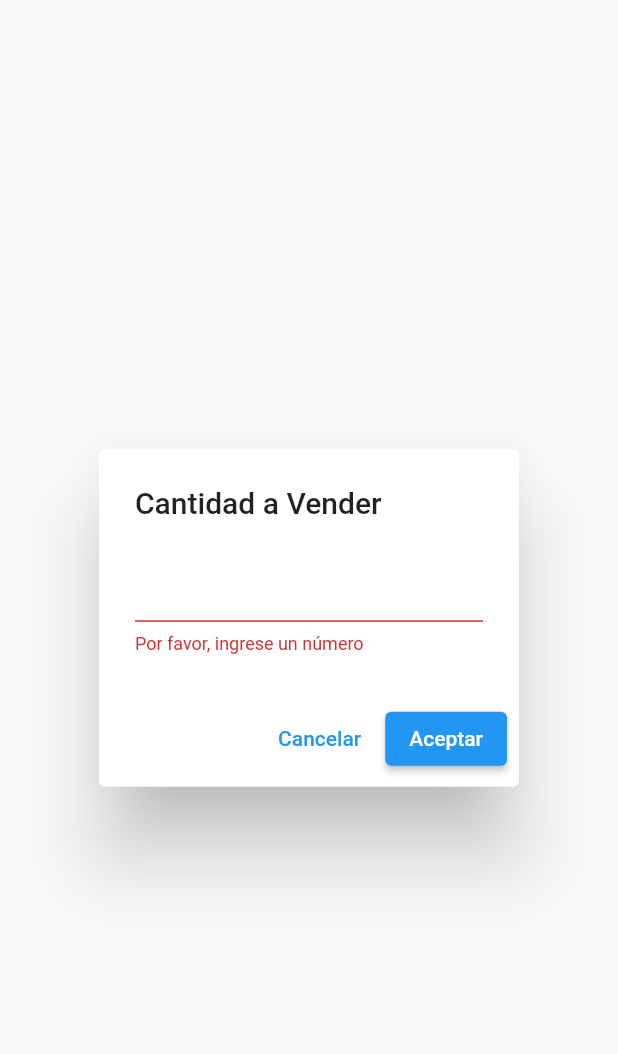
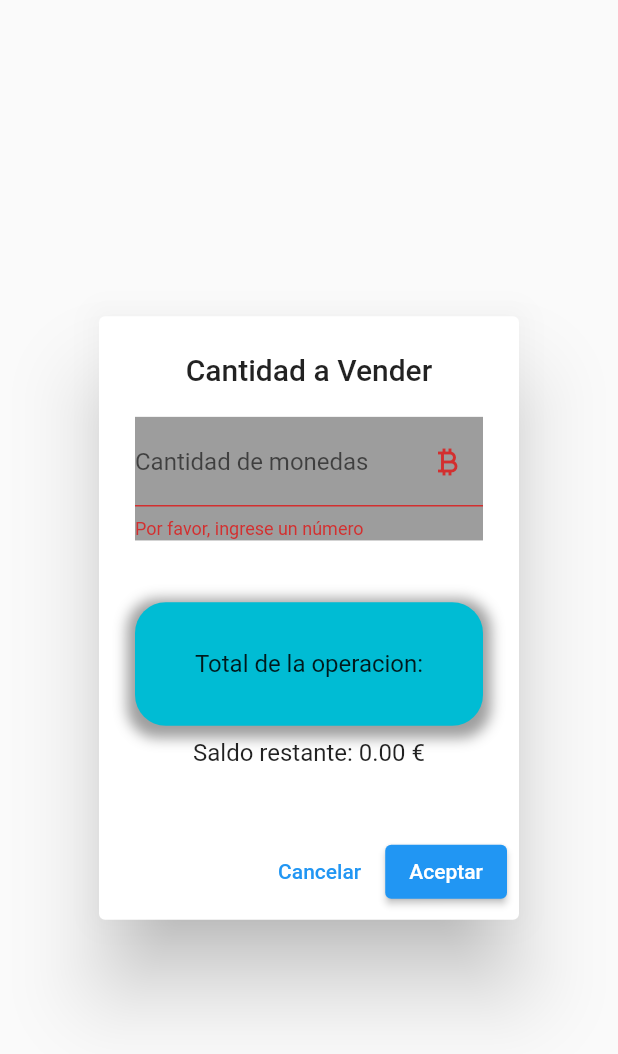
Before and after one commit to Devillzify23/exchange_emu_front, a Flutter app: the Operation widget shown alone on an empty page, opened directly, after a tap on "Aceptar", on a phone screen of 412 x 824 dp. Shown: the top 1054 px of the screen. Run offline on Flutter 3.47's test engine with Material 2 defaults, Android fonts, the phone set to English and light mode, and no system bars; our stand-ins replace shared_preferences; accounts and stored records are empty; network calls fail.

Commit message:
soy god? Es posible, cada dia lo veo mas posible

```diff
--- a/lib/preferences/shared_preferences.dart
+++ b/lib/preferences/shared_preferences.dart
@@ -6,11 +6,13 @@ class Preferences {
   static int _idUser = 0;
   static String _apodo = "";
   static bool _logged = false;
-  static String _ip = '192.168.0.187:8080';
+  static String _ip = '192.168.1.76:8080';
   static String _symbol = '';
   static String _cuenta = "";
   static String _contra = "";
   static String _opType = "";
+  static double _lastPrice = 0.0;
+  static double _saldoRestante = 0.0;
 
   static Future init() async {
     _prefs = await SharedPreferences.getInstance();
@@ -87,4 +89,22 @@ class Preferences {
     _opType = optype;
     _prefs.setString('optype', optype);
   }
+
+  static double get lastPrice {
+    return _prefs.getDouble("lastPrice") ?? _lastPrice;
+  }
+
+  static set lastPrice(double lastPrice) {
+    _lastPrice = lastPrice;
+    _prefs.setDouble('lastPrice', lastPrice);
+  }
+
+  static double get saldo {
+    return _prefs.getDouble("saldoRestante") ?? _saldoRestante;
+  }
+
+  static set saldo(double saldo) {
+    _saldoRestante = saldo;
+    _prefs.setDouble('saldoRestante', saldo);
+  }
 }
--- a/lib/providers/transaction_provider.dart
+++ b/lib/providers/transaction_provider.dart
@@ -26,15 +26,12 @@ class TransactionProvider extends ChangeNotifier {
     notifyListeners();
   }
 
-  Future<void> newOperation(TransactionLite lite) async {
+  Future<void> newOperation(TransactionLite lite, BuildContext context) async {
     print("enviando operacion");
     var url = Uri.http(Preferences.ip, 'transactions/operation');
     final transaction = lite.toJson();
-    print("Transaction");
-    print(transaction);
     final response = await http.post(url,
         body: transaction, headers: {'Content-Type': 'application/json'});
-    print(response.body);
     notifyListeners();
   }
 }
--- a/lib/providers/user_provider.dart
+++ b/lib/providers/user_provider.dart
@@ -23,6 +23,7 @@ class UserProvider extends ChangeNotifier {
     Preferences.logged = true;
     Preferences.cuenta = usuario.cuenta!;
     Preferences.contra = usuario.contra!;
+    Preferences.saldo = usuario.saldo!;
     notifyListeners();
   }
 
@@ -33,5 +34,6 @@ class UserProvider extends ChangeNotifier {
         body: userJson, headers: {'Content-Type': 'application/json'});
     usuario = User.fromJson(response.body);
     notifyListeners();
+    print(response.body);
   }
 }
--- a/lib/widgets/operation.dart
+++ b/lib/widgets/operation.dart
@@ -1,4 +1,5 @@
 import 'package:exchange_emu_front/models/transaction_send.dart';
+import 'package:exchange_emu_front/providers/currencies_provider.dart';
 import 'package:flutter/material.dart';
 import 'package:provider/provider.dart';
 
@@ -16,6 +17,8 @@ class _OperationState extends State<Operation> {
   final _formKey = GlobalKey<FormState>();
   TextEditingController _numberController = TextEditingController();
   double enteredNumber = 0.0;
+  String resultado = "Total de la operacion:";
+
   @override
   void dispose() {
     _numberController.dispose();
@@ -26,20 +29,73 @@ class _OperationState extends State<Operation> {
   Widget build(BuildContext context) {
     final transactionProvider =
         Provider.of<TransactionProvider>(context, listen: false);
-
+    final userProvider = Provider.of<UserProvider>(context, listen: false);
+    final size = MediaQuery.of(context).size;
     return AlertDialog(
-      title: Text('Cantidad a ${verOpeacion()}'),
+      title: Center(child: Text('Cantidad a ${verOpeacion()}')),
       content: Form(
         key: _formKey,
+        child: Container(
+          height: size.height * 0.3,
+          child: Column(
+            children: [
+              Container(
+                decoration: const BoxDecoration(
+                    color: Color.fromRGBO(157, 157, 157, 1), boxShadow: []),
+                height: size.height * 0.1,
+                child: Center(
                   child: TextFormField(
+                    decoration: const InputDecoration(
+                        labelText: "Cantidad de monedas",
+                        suffixIcon: Icon(Icons.currency_bitcoin_outlined)),
                     controller: _numberController,
-          keyboardType: TextInputType.numberWithOptions(decimal: true),
+                    keyboardType:
+                        TextInputType.numberWithOptions(decimal: true),
                     validator: (value) {
                       if (value == null || value.isEmpty) {
                         return 'Por favor, ingrese un número';
                       }
                       return null;
                     },
+                    onChanged: (value) {
+                      setState(() {
+                        enteredNumber =
+                            double.parse(_numberController.value.text);
+                        resultado =
+                            "Total de la operacion: ${(enteredNumber * Preferences.lastPrice).toStringAsFixed(2)} €";
+                      });
+                    },
+                  ),
+                ),
+              ),
+              SizedBox(
+                height: size.height * 0.05,
+              ),
+              Container(
+                decoration: const BoxDecoration(
+                    borderRadius: BorderRadius.all(Radius.circular(20.5)),
+                    color: Color.fromRGBO(0, 188, 212, 1),
+                    boxShadow: [
+                      BoxShadow(
+                        color: Colors.grey,
+                        spreadRadius: 5,
+                        blurRadius: 7,
+                        offset: Offset(0, 3),
+                      )
+                    ]),
+                height: size.height * 0.1,
+                child: Center(
+                  child: Text(resultado),
+                ),
+              ),
+              SizedBox(
+                height: size.height * 0.01,
+              ),
+              Center(
+                child: Text(calcularResultado()),
+              )
+            ],
+          ),
         ),
       ),
       actions: <Widget>[
@@ -53,12 +109,19 @@ class _OperationState extends State<Operation> {
           onPressed: () async {
             if (_formKey.currentState!.validate()) {
               enteredNumber = double.tryParse(_numberController.text)!;
-              transactionProvider.newOperation(TransactionLite(
+              if (enteredNumber * Preferences.lastPrice >= 5) {
+                transactionProvider.newOperation(
+                    TransactionLite(
                         idUser: Preferences.idUser,
                         symbol: Preferences.symbol,
                         amount: enteredNumber,
-                  opType: Preferences.optype));
+                        opType: Preferences.optype),
+                    context);
                 Navigator.pop(context);
+              } else {
+                ScaffoldMessenger.of(context).showSnackBar(const SnackBar(
+                    content: Text("El minimo de compras es de 5 €")));
+              }
             }
           },
           child: const Text('Aceptar'),
@@ -74,4 +137,12 @@ class _OperationState extends State<Operation> {
       return "Vender";
     }
   }
+
+  String calcularResultado() {
+    if (Preferences.optype == 'C') {
+      return "Saldo restante: ${(Preferences.saldo - (enteredNumber * Preferences.lastPrice)).toStringAsFixed(2)} €";
+    } else {
+      return "Saldo restante: ${(Preferences.saldo + (enteredNumber * Preferences.lastPrice)).toStringAsFixed(2)} €";
     }
+  }
+}
--- a/lib/widgets/simple_list.dart
+++ b/lib/widgets/simple_list.dart
@@ -18,7 +18,7 @@ class _SimpleCurrencyListState extends State<SimpleCurrencyList> {
   Widget build(BuildContext context) {
     final size = MediaQuery.of(context).size;
     final criptolist = Provider.of<CurrencyProvider>(context, listen: true);
-    Timer.periodic(Duration(seconds: 15), (timer) {
+    Timer.periodic(Duration(seconds: 60), (timer) {
       criptolist.getCryptos();
     });
     return ListView.builder(
@@ -67,6 +67,10 @@ class _SimpleCurrencyListState extends State<SimpleCurrencyList> {
                   Preferences.symbol = criptolist.listacriptos[index].symbol;
                   criptolist
                       .getFullCrypto(criptolist.listacriptos[index].symbol);
+                  Preferences.lastPrice =
+                      criptolist.listacriptos[index].currentPrice;
+                  print("Preferences cambiado");
+                  print(Preferences.lastPrice);
                   Navigator.pushNamed(context, '/crypto');
                 },
               ),
```
Lines whose indentation alone changed are shown as unchanged.
